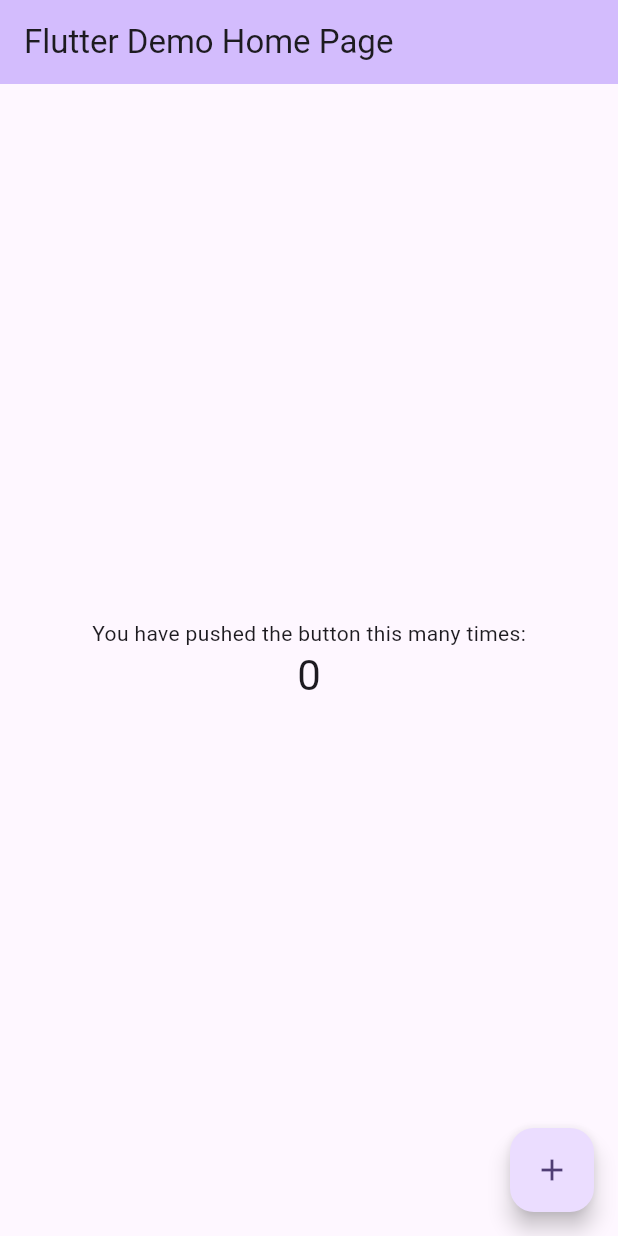
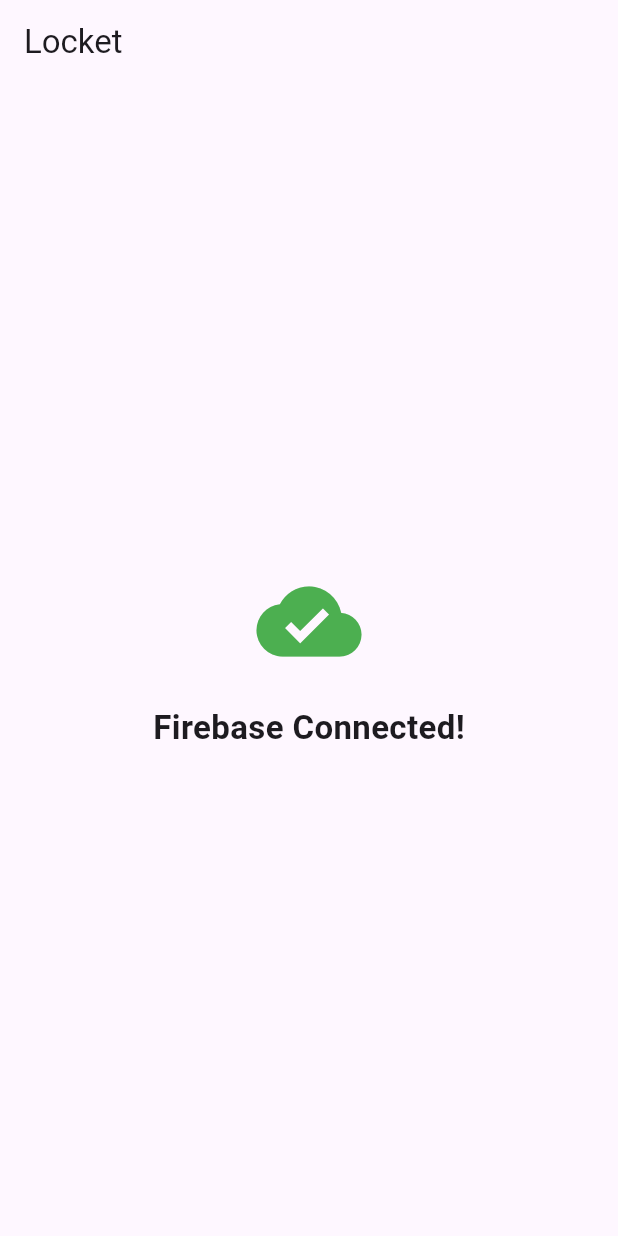
Before and after one commit to DHManh-rambo/Online-chat-system-and-photos, a Flutter app: the screen it shows after launch, on a phone screen of 412 x 824 dp. Run offline on Flutter 3.47's test engine with Material 3 defaults, Android fonts, the phone set to English and light mode, and no system bars; our stand-ins replace firebase_core; accounts and stored records are empty.

Commit message:
kết nối với firebase thành công

```diff
--- a/locket-project/mobile/lib/main.dart
+++ b/locket-project/mobile/lib/main.dart
@@ -1,122 +1,51 @@
 import 'package:flutter/material.dart';
+import 'package:firebase_core/firebase_core.dart';
 
-void main() {
-  runApp(const MyApp());
+import 'firebase_options.dart';
+
+Future<void> main() async {
+  WidgetsFlutterBinding.ensureInitialized();
+
+  // Khởi tạo Firebase
+  await Firebase.initializeApp(options: DefaultFirebaseOptions.currentPlatform);
+
+  runApp(const LocketApp());
 }
 
-class MyApp extends StatelessWidget {
-  const MyApp({super.key});
+class LocketApp extends StatelessWidget {
+  const LocketApp({super.key});
 
-  // This widget is the root of your application.
   @override
   Widget build(BuildContext context) {
     return MaterialApp(
-      title: 'Flutter Demo',
-      theme: ThemeData(
-        // This is the theme of your application.
-        //
-        // TRY THIS: Try running your application with "flutter run". You'll see
-        // the application has a purple toolbar. Then, without quitting the app,
-        // try changing the seedColor in the colorScheme below to Colors.green
-        // and then invoke "hot reload" (save your changes or press the "hot
-        // reload" button in a Flutter-supported IDE, or press "r" if you used
-        // the command line to start the app).
-        //
-        // Notice that the counter didn't reset back to zero; the application
-        // state is not lost during the reload. To reset the state, use hot
-        // restart instead.
-        //
-        // This works for code too, not just values: Most code changes can be
-        // tested with just a hot reload.
-        colorScheme: .fromSeed(seedColor: Colors.deepPurple),
-      ),
-      home: const MyHomePage(title: 'Flutter Demo Home Page'),
+      debugShowCheckedModeBanner: false,
+      title: 'Locket',
+      theme: ThemeData(primarySwatch: Colors.blue, useMaterial3: true),
+      home: const HomePage(),
     );
   }
 }
 
-class MyHomePage extends StatefulWidget {
-  const MyHomePage({super.key, required this.title});
-
-  // This widget is the home page of your application. It is stateful, meaning
-  // that it has a State object (defined below) that contains fields that affect
-  // how it looks.
-
-  // This class is the configuration for the state. It holds the values (in this
-  // case the title) provided by the parent (in this case the App widget) and
-  // used by the build method of the State. Fields in a Widget subclass are
-  // always marked "final".
-
-  final String title;
-
-  @override
-  State<MyHomePage> createState() => _MyHomePageState();
-}
-
-class _MyHomePageState extends State<MyHomePage> {
-  int _counter = 0;
-
-  void _incrementCounter() {
-    setState(() {
-      // This call to setState tells the Flutter framework that something has
-      // changed in this State, which causes it to rerun the build method below
-      // so that the display can reflect the updated values. If we changed
-      // _counter without calling setState(), then the build method would not be
-      // called again, and so nothing would appear to happen.
-      _counter++;
-    });
-  }
+class HomePage extends StatelessWidget {
+  const HomePage({super.key});
 
   @override
   Widget build(BuildContext context) {
-    // This method is rerun every time setState is called, for instance as done
-    // by the _incrementCounter method above.
-    //
-    // The Flutter framework has been optimized to make rerunning build methods
-    // fast, so that you can just rebuild anything that needs updating rather
-    // than having to individually change instances of widgets.
     return Scaffold(
-      appBar: AppBar(
-        // TRY THIS: Try changing the color here to a specific color (to
-        // Colors.amber, perhaps?) and trigger a hot reload to see the AppBar
-        // change color while the other colors stay the same.
-        backgroundColor: Theme.of(context).colorScheme.inversePrimary,
-        // Here we take the value from the MyHomePage object that was created by
-        // the App.build method, and use it to set our appbar title.
-        title: Text(widget.title),
-      ),
-      body: Center(
-        // Center is a layout widget. It takes a single child and positions it
-        // in the middle of the parent.
+      appBar: AppBar(title: const Text('Locket')),
+      body: const Center(
         child: Column(
-          // Column is also a layout widget. It takes a list of children and
-          // arranges them vertically. By default, it sizes itself to fit its
-          // children horizontally, and tries to be as tall as its parent.
-          //
-          // Column has various properties to control how it sizes itself and
-          // how it positions its children. Here we use mainAxisAlignment to
-          // center the children vertically; the main axis here is the vertical
-          // axis because Columns are vertical (the cross axis would be
-          // horizontal).
-          //
-          // TRY THIS: Invoke "debug painting" (choose the "Toggle Debug Paint"
-          // action in the IDE, or press "p" in the console), to see the
-          // wireframe for each widget.
-          mainAxisAlignment: .center,
+          mainAxisAlignment: MainAxisAlignment.center,
           children: [
-            const Text('You have pushed the button this many times:'),
+            Icon(Icons.cloud_done, color: Colors.green, size: 70),
+            SizedBox(height: 20),
             Text(
-              '$_counter',
-              style: Theme.of(context).textTheme.headlineMedium,
+              'Firebase Connected!',
+              style: TextStyle(fontSize: 22, fontWeight: FontWeight.bold),
             ),
           ],
         ),
       ),
-      floatingActionButton: FloatingActionButton(
-        onPressed: _incrementCounter,
-        tooltip: 'Increment',
-        child: const Icon(Icons.add),
-      ),
     );
   }
 }
--- a/locket-project/mobile/pubspec.yaml
+++ b/locket-project/mobile/pubspec.yaml
@@ -34,6 +34,10 @@ dependencies:
   # The following adds the Cupertino Icons font to your application.
   # Use with the CupertinoIcons class for iOS style icons.
   cupertino_icons: ^1.0.8
+  firebase_core: ^5.1.0
+  firebase_auth: ^7.0.1
+  cloud_firestore: ^7.1.0
+  firebase_storage: ^14.0.1
 
 dev_dependencies:
   flutter_test:
```
Also changed, not shown: locket-project/mobile/firebase.json (added), locket-project/mobile/lib/firebase_options.dart (added), locket-project/mobile/pubspec.lock, 9 other files.
